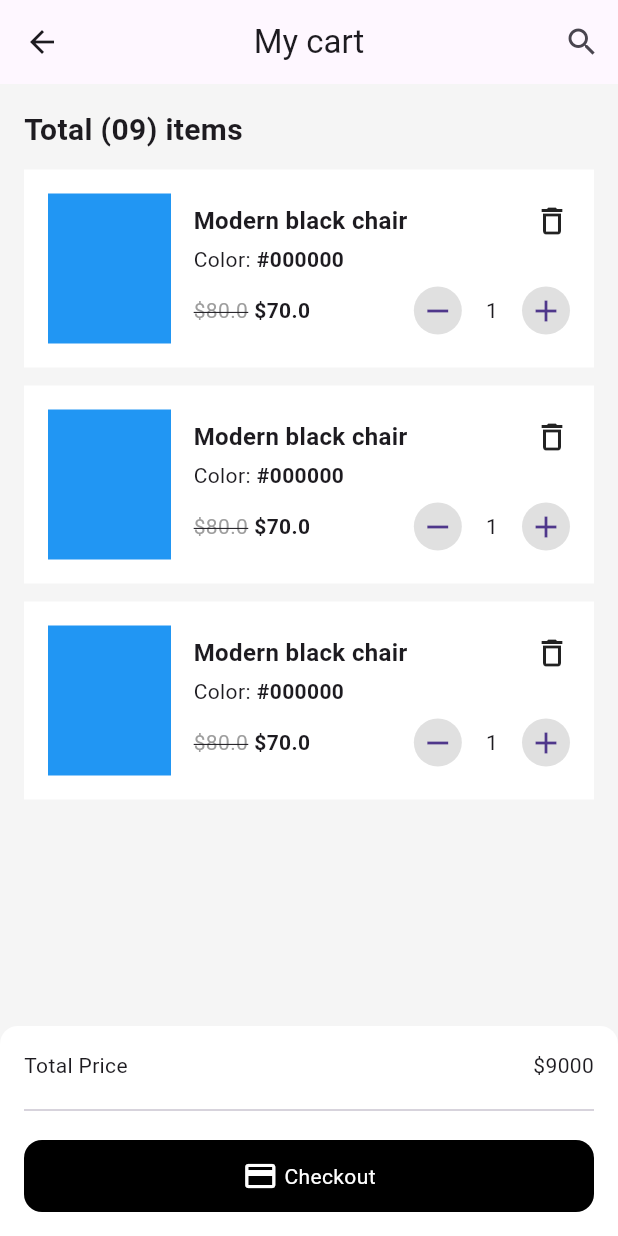
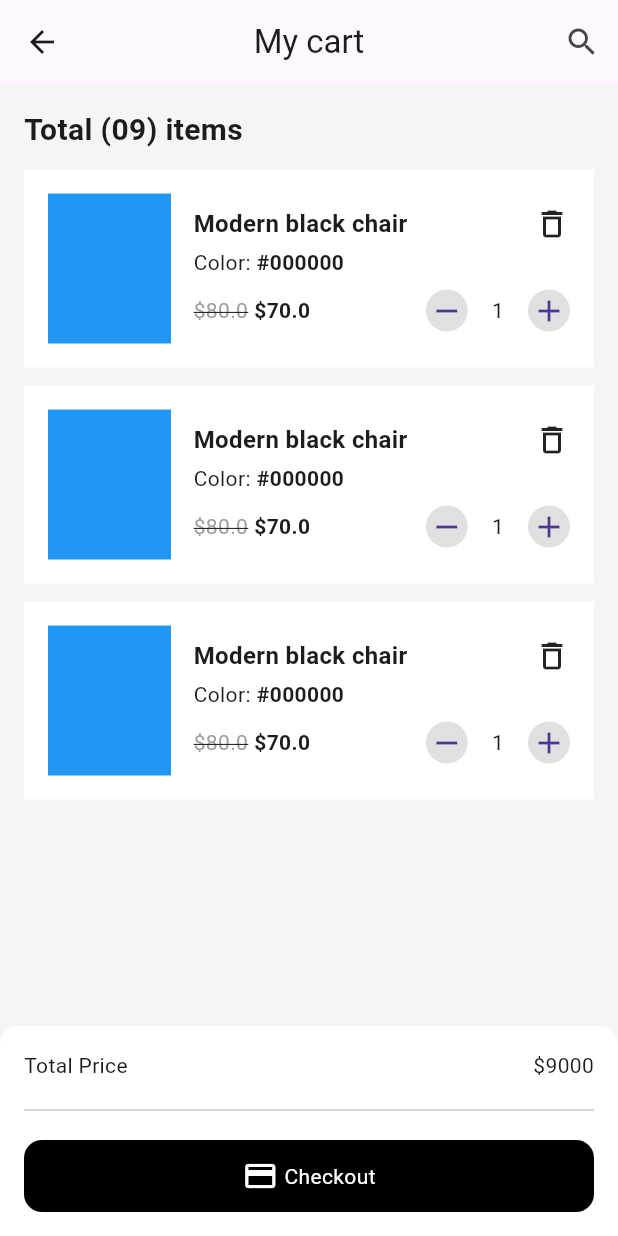
Before and after one commit to JAICHANGPARK/flutter_notebook_chapter_49, a Flutter app: the FurnitureCartPage screen opened directly, on a phone screen of 412 x 824 dp. Run offline on Flutter 3.47's test engine with Material 3 defaults, Android fonts, the phone set to English and light mode, and no system bars; our stand-ins replace dots_indicator, gap, google_fonts.

Commit message:
Update furniture_cart_page.dart

```diff
--- a/lib/ep2460_furniture_app/ui/furniture_cart_page.dart
+++ b/lib/ep2460_furniture_app/ui/furniture_cart_page.dart
@@ -98,9 +98,10 @@ class _FurnitureCartPageState extends State<FurnitureCartPage> {
                                         ),
                                         Spacer(),
                                         CircleAvatar(
-                                          radius: 16,
+                                          radius: 14,
                                           backgroundColor: Colors.grey[300]!,
                                           child: Icon(Icons.remove),
+
                                         ),
                                         Padding(
                                           padding: const EdgeInsets.symmetric(
@@ -109,7 +110,7 @@ class _FurnitureCartPageState extends State<FurnitureCartPage> {
                                           child: Text("1"),
                                         ),
                                         CircleAvatar(
-                                          radius: 16,
+                                          radius: 14,
                                           backgroundColor: Colors.grey[300]!,
                                           child: Icon(Icons.add),
                                         ),
```
